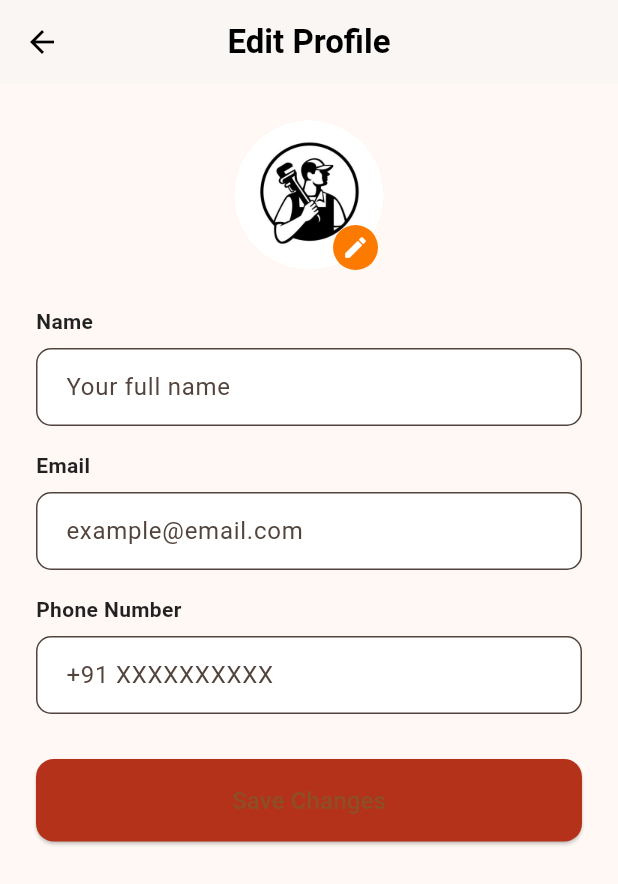
After one commit to nishj347/karigar-frontend, a Flutter app: the ProfilePage screen opened by its route, after a tap on the "edit" icon, on a phone screen of 412 x 824 dp. The commit adds this screen. Shown: the top 884 px of the screen. Run offline on Flutter 3.47's test engine with Material 3 defaults, Android fonts, the light colour scheme and no system bars; our stand-ins replace animated_text_kit, google_fonts.

Commit message:
added profile pages

```diff
--- a/lib/pages/home_page.dart
+++ b/lib/pages/home_page.dart
@@ -175,8 +175,11 @@ class _HomePageWidgetState extends State<HomePageWidget> {
                 ),
               ),
             );
+          } else if (index == 3) {
+            Navigator.pushNamed(context, '/profile');
           }
         },
+
         items: const [
           BottomNavigationBarItem(icon: Icon(Icons.home), label: 'Home'),
           BottomNavigationBarItem(icon: Icon(Icons.shopping_cart), label: 'Cart'),
--- /dev/null
+++ b/lib/pages/profile/edit_profile_page.dart
@@ -0,0 +1,105 @@
+import 'package:flutter/material.dart';
+
+class EditProfilePage extends StatelessWidget {
+  const EditProfilePage({super.key});
+
+  @override
+  Widget build(BuildContext context) {
+    return Scaffold(
+      backgroundColor: const Color(0xFFFFF8F5),
+      appBar: AppBar(
+        backgroundColor: Colors.white,
+        foregroundColor: Colors.black,
+        elevation: 1,
+        title: const Text(
+          'Edit Profile',
+          style: TextStyle(fontWeight: FontWeight.bold),
+        ),
+        centerTitle: true,
+      ),
+      body: SingleChildScrollView(
+        padding: const EdgeInsets.all(24),
+        child: Column(
+          crossAxisAlignment: CrossAxisAlignment.center,
+          children: [
+            // Profile Image
+            Center(
+              child: Stack(
+                children: [
+                  const CircleAvatar(
+                    radius: 50,
+                    backgroundImage: AssetImage('assets/user1.png'),
+                  ),
+                  Positioned(
+                    bottom: 0,
+                    right: 4,
+                    child: Container(
+                      decoration: const BoxDecoration(
+                        shape: BoxShape.circle,
+                        color: Color(0xFFFD7A00),
+                      ),
+                      padding: const EdgeInsets.all(6),
+                      child: const Icon(Icons.edit, color: Colors.white, size: 18),
+                    ),
+                  ),
+                ],
+              ),
+            ),
+            const SizedBox(height: 24),
+
+            // Name Field
+            _buildInputField(label: 'Name', hintText: 'Your full name'),
+            const SizedBox(height: 16),
+
+            // Email Field
+            _buildInputField(label: 'Email', hintText: 'example@email.com'),
+            const SizedBox(height: 16),
+
+            // Phone Field
+            _buildInputField(label: 'Phone Number', hintText: '+91 XXXXXXXXXX'),
+            const SizedBox(height: 30),
+
+            // Save Button
+            SizedBox(
+              width: double.infinity,
+              child: ElevatedButton(
+                onPressed: () {
+                  Navigator.pop(context); // Will navigate back for now
+                },
+                style: ElevatedButton.styleFrom(
+                  backgroundColor: const Color(0xFFB4311A),
+                  padding: const EdgeInsets.symmetric(vertical: 16),
+                  shape: RoundedRectangleBorder(borderRadius: BorderRadius.circular(12)),
+                ),
+                child: const Text("Save Changes", style: TextStyle(fontSize: 16)),
+              ),
+            )
+          ],
+        ),
+      ),
+    );
+  }
+
+  Widget _buildInputField({required String label, required String hintText}) {
+    return Column(
+      crossAxisAlignment: CrossAxisAlignment.start,
+      children: [
+        Text(label,
+            style: const TextStyle(fontSize: 14, fontWeight: FontWeight.w600, color: Colors.black87)),
+        const SizedBox(height: 8),
+        TextField(
+          decoration: InputDecoration(
+            hintText: hintText,
+            filled: true,
+            fillColor: Colors.white,
+            contentPadding: const EdgeInsets.symmetric(vertical: 14, horizontal: 16),
+            border: OutlineInputBorder(
+              borderRadius: BorderRadius.circular(10),
+              borderSide: BorderSide(color: Colors.grey.shade300),
+            ),
+          ),
+        ),
+      ],
+    );
+  }
+}
--- /dev/null
+++ b/lib/pages/profile/profile_page.dart
@@ -0,0 +1,99 @@
+import 'package:flutter/material.dart';
+import 'edit_profile_page.dart';
+import 'manage_address_page.dart';
+
+class ProfilePage extends StatelessWidget {
+  const ProfilePage({super.key});
+
+  @override
+  Widget build(BuildContext context) {
+    const primaryColor = Color(0xFFFD7A00); // Slightly lighter MP theme color
+    const backgroundColor = Color(0xFFFFF3E0);
+
+    return Scaffold(
+      appBar: AppBar(
+        backgroundColor: backgroundColor,
+        elevation: 0,
+        title: const Text('Profile', style: TextStyle(color: Colors.black)),
+        centerTitle: true,
+        automaticallyImplyLeading: false,
+      ),
+      backgroundColor: backgroundColor,
+      body: Column(
+        children: [
+          const SizedBox(height: 10),
+          // Profile picture and name
+          Padding(
+            padding: const EdgeInsets.symmetric(horizontal: 16),
+            child: Row(
+              children: [
+                const CircleAvatar(
+                  radius: 32,
+                  backgroundImage: AssetImage('assets/user1.png'), // 🔁 Change image here
+                ),
+                const SizedBox(width: 16),
+                Expanded(
+                  child: Column(
+                    crossAxisAlignment: CrossAxisAlignment.start,
+                    children: const [
+                      Text('Hello Guest!',
+                          style: TextStyle(fontSize: 18, fontWeight: FontWeight.bold)),
+                      SizedBox(height: 4),
+                      Text('+91 1234567890', style: TextStyle(color: Colors.black54)),
+                    ],
+                  ),
+                ),
+                IconButton(
+                  icon: const Icon(Icons.edit, color: primaryColor),
+                  onPressed: () {
+                    Navigator.push(
+                      context,
+                      MaterialPageRoute(builder: (_) => const EditProfilePage()),
+                    );
+                  },
+                ),
+              ],
+            ),
+          ),
+          const SizedBox(height: 20),
+
+          // Menu options
+          _buildTile(context, Icons.location_on, 'Manage Address',
+              onTap: () {
+                Navigator.push(
+                  context,
+                  MaterialPageRoute(builder: (_) => const ManageAddressPage()),
+                );
+              }),
+          _buildTile(context, Icons.card_giftcard, 'Refer & Earn'),
+          _buildTile(context, Icons.star_border, 'Rate Us'),
+          _buildTile(context, Icons.info_outline, 'About Karigar Services'),
+          _buildTile(context, Icons.logout, 'Logout'),
+        ],
+      ),
+      bottomNavigationBar: BottomNavigationBar(
+        currentIndex: 3,
+        selectedItemColor: Colors.white,
+        unselectedItemColor: Colors.white70,
+        backgroundColor: primaryColor,
+        type: BottomNavigationBarType.fixed,
+        items: const [
+          BottomNavigationBarItem(icon: Icon(Icons.home), label: 'Home'),
+          BottomNavigationBarItem(icon: Icon(Icons.shopping_cart), label: 'Cart'),
+          BottomNavigationBarItem(icon: Icon(Icons.assignment), label: 'Orders'),
+          BottomNavigationBarItem(icon: Icon(Icons.person), label: 'Profile'),
+        ],
+      ),
+    );
+  }
+
+  Widget _buildTile(BuildContext context, IconData icon, String title,
+      {VoidCallback? onTap}) {
+    return ListTile(
+      onTap: onTap,
+      leading: Icon(icon, color: const Color(0xFFFD7A00)),
+      title: Text(title, style: const TextStyle(fontSize: 16)),
+      trailing: const Icon(Icons.arrow_forward_ios, size: 16),
+    );
+  }
+}
```
Also changed, not shown: lib/main.dart (+19 -3 lines), lib/pages/profile/edit_address_page.dart (added, +85 -0 lines), lib/pages/profile/manage_address_page.dart (added, +95 -0 lines).
